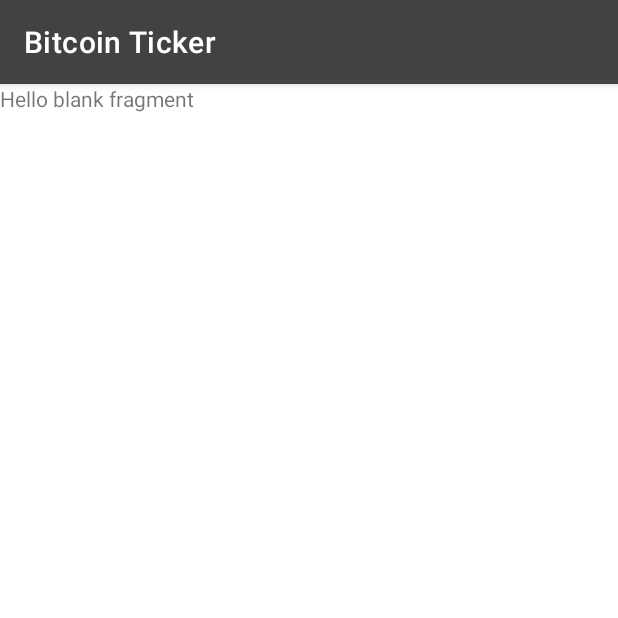
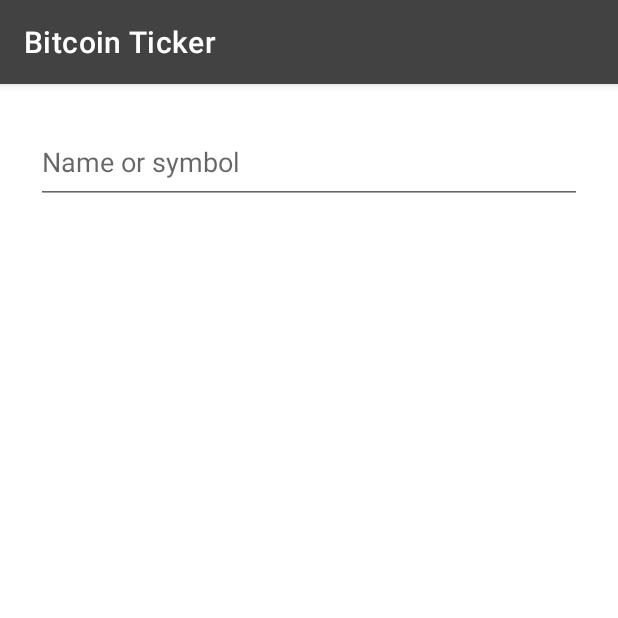
Before and after one commit to odukabdulbasit/Bitcoin-Ticker, an Android app: the ListSearchFragment screen opened through its navigation route, on a phone screen of 412 x 824 dp, the top half of it. Run offline under Robolectric (Android 15) with nearby library versions, the phone set to English and light mode, and no system bars; our stand-ins replace Firebase (no records; nobody signed in at launch, a user with empty details on screens opened directly), data binding; 2 statements that could not run were skipped.

Commit message:
Added RecyclerView and EditText to ListSearchFragment

```diff
--- a/app/src/main/java/com/odukabdulbasit/bitcointicker/listsearch/ListSearchViewModel.kt
+++ b/app/src/main/java/com/odukabdulbasit/bitcointicker/listsearch/ListSearchViewModel.kt
@@ -1,4 +1,6 @@
 package com.odukabdulbasit.bitcointicker.listsearch
 
-class ListSearchViewModel {
+import androidx.lifecycle.ViewModel
+
+class ListSearchViewModel : ViewModel(){
 }
--- a/app/src/main/res/layout/fragment_list_search.xml
+++ b/app/src/main/res/layout/fragment_list_search.xml
@@ -1,14 +1,37 @@
 <?xml version="1.0" encoding="utf-8"?>
-<FrameLayout xmlns:android="http://schemas.android.com/apk/res/android"
-    xmlns:tools="http://schemas.android.com/tools"
-    android:layout_width="match_parent"
-    android:layout_height="match_parent"
-    tools:context=".listsearch.ListSearchFragment">
+<layout xmlns:android="http://schemas.android.com/apk/res/android"
+    xmlns:app="http://schemas.android.com/apk/res-auto"
+    xmlns:tools="http://schemas.android.com/tools">
 
-    <!-- TODO: Update blank fragment layout -->
-    <TextView
+    <data>
+
+    </data>
+
+    <androidx.constraintlayout.widget.ConstraintLayout
         android:layout_width="match_parent"
         android:layout_height="match_parent"
-        android:text="@string/hello_blank_fragment" />
+        tools:context=".listsearch.ListSearchFragment">
 
-</FrameLayout>
+        <!-- TODO: Update blank fragment layout -->
+        <EditText
+            android:id="@+id/searchEditText"
+            style="@style/loginEditTextStyle"
+            android:layout_marginStart="24dp"
+            android:layout_marginTop="24dp"
+            android:layout_marginEnd="24dp"
+            android:hint="@string/search"
+            app:layout_constraintEnd_toEndOf="parent"
+            app:layout_constraintStart_toStartOf="parent"
+            app:layout_constraintTop_toTopOf="parent" />
+
+        <androidx.recyclerview.widget.RecyclerView
+            android:layout_width="match_parent"
+            android:layout_height="0dp"
+            android:layout_marginTop="36dp"
+            app:layout_constraintBottom_toBottomOf="parent"
+            app:layout_constraintEnd_toEndOf="parent"
+            app:layout_constraintStart_toStartOf="parent"
+            app:layout_constraintTop_toBottomOf="@+id/searchEditText" />
+
+    </androidx.constraintlayout.widget.ConstraintLayout>
+</layout>
--- a/app/src/main/res/values/strings.xml
+++ b/app/src/main/res/values/strings.xml
@@ -7,4 +7,5 @@
     <string name="passwordEditText">Password</string>
     <string name="registerTextViewText"><u>Register</u></string>
     <string name="registerbutontext">Register</string>
+    <string name="search">Name or symbol</string>
 </resources>
```
